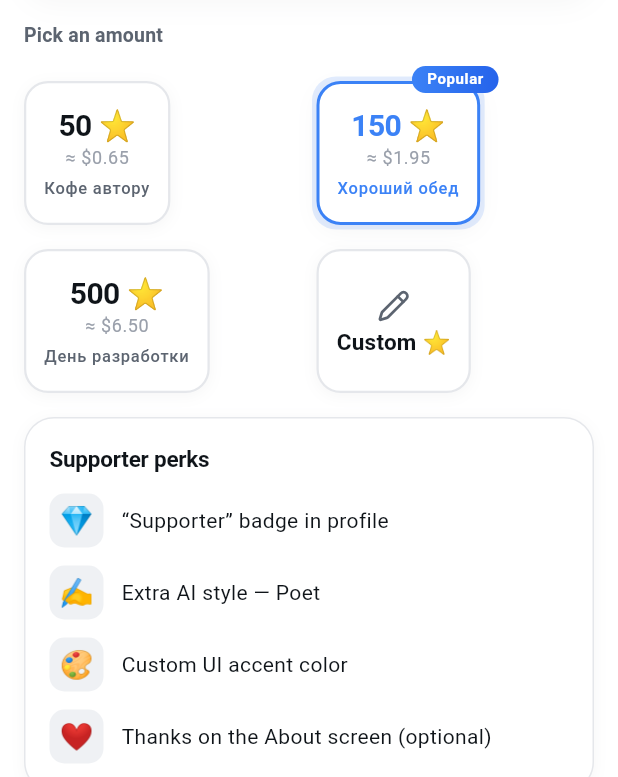
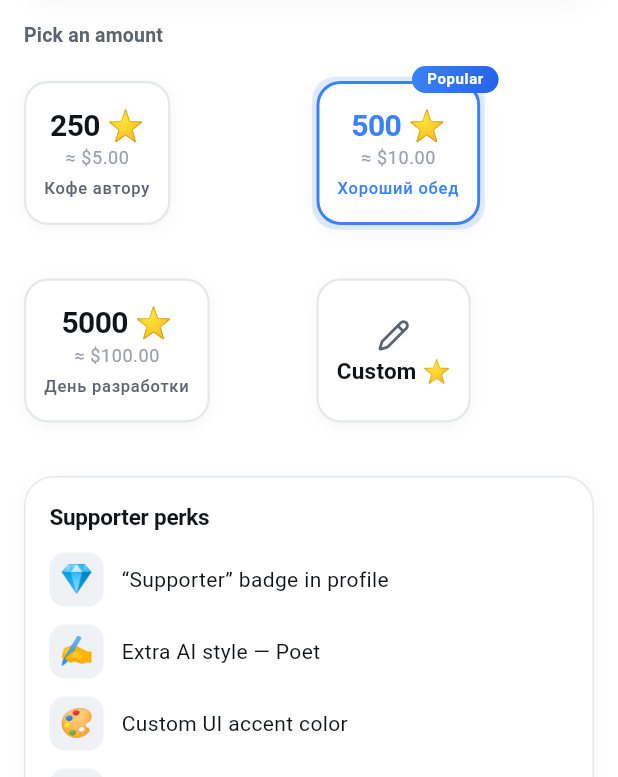
Before and after one commit to zFannur/habit_flow, a Flutter app: the DonateScreen screen opened by its route, on a phone screen of 412 x 824 dp, the part 459-1236 px from its top. Run offline on Flutter 3.47's test engine with Material 3 defaults, Android fonts, the phone set to English and light mode, and no system bars; our stand-ins replace dio, fl_chart, flutter_dotenv, flutter_riverpod, flutter_secure_storage, fpdart and 5 more; missing offline and left inert: dart:js_interop; accounts and stored records are empty; statements that could not run were skipped.

Commit message:
fix(donate): make donate cards grid perfectly symmetric and update preset prices to , ,

```diff
--- a/lib/features/profile/presentation/donate_screen.dart
+++ b/lib/features/profile/presentation/donate_screen.dart
@@ -33,9 +33,9 @@ class DonateScreen extends ConsumerStatefulWidget {
 class _DonateScreenState extends ConsumerState<DonateScreen> {
   // см. issue #10
   static const _presets = <_Preset>[
-    _Preset(stars: 50, usd: r'$0.65', label: 'Кофе автору'),
-    _Preset(stars: 150, usd: r'$1.95', label: 'Хороший обед', popular: true),
-    _Preset(stars: 500, usd: r'$6.50', label: 'День разработки'),
+    _Preset(stars: 250, usd: r'$5.00', label: 'Кофе автору'),
+    _Preset(stars: 500, usd: r'$10.00', label: 'Хороший обед', popular: true),
+    _Preset(stars: 5000, usd: r'$100.00', label: 'День разработки'),
     _Preset(custom: true),
   ];
 
@@ -395,27 +395,24 @@ class _PresetsSection extends StatelessWidget {
         // clipped by the previous section on narrow viewports.
         Padding(
           padding: const EdgeInsets.only(top: 12),
-          child: LayoutBuilder(
-            builder: (context, constraints) {
-              const gap = 10.0;
-              final cellW = (constraints.maxWidth - gap) / 2;
-              return Wrap(
-                spacing: gap,
-                runSpacing: 16,
+          child: GridView.count(
+            shrinkWrap: true,
+            physics: const NeverScrollableScrollPhysics(),
+            crossAxisCount: 2,
+            mainAxisSpacing: 16,
+            crossAxisSpacing: 10,
+            childAspectRatio: 1.6,
+            padding: EdgeInsets.zero,
+            clipBehavior: Clip.none,
             children: [
               for (var i = 0; i < presets.length; i++)
-                    SizedBox(
-                      width: cellW,
-                      child: _PresetCard(
+                _PresetCard(
                   preset: presets[i],
                   selected: selected == i,
                   onTap: () => onSelect(i),
                   customCtl: customCtl,
                 ),
-                    ),
             ],
-              );
-            },
           ),
         ),
       ],
```
Lines whose indentation alone changed are shown as unchanged.
